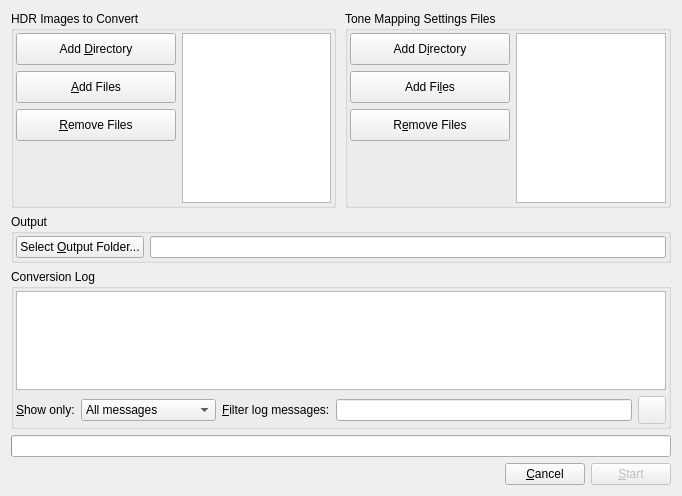
Old version of the form src/BatchTM/BatchTMDialog.ui in the repository LuminanceHDR/LuminanceHDR.
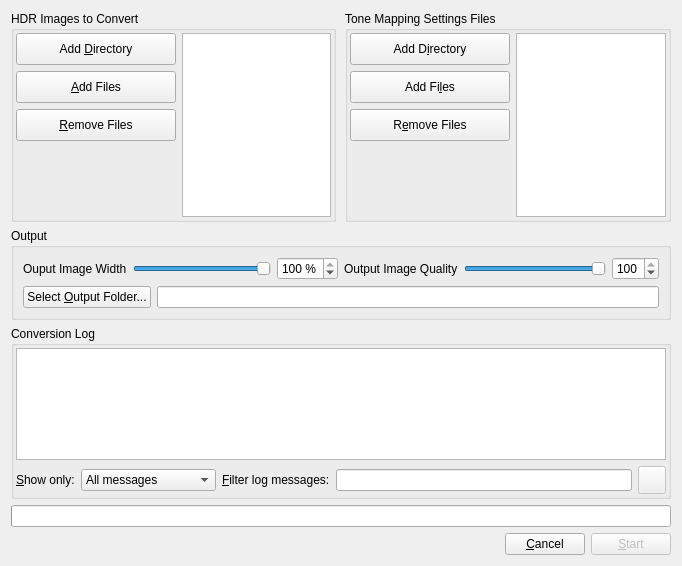
New version of the form. Icons and pictures are not drawn.

Commit message: [BatchTM]: Set image size and quality from GUI. (Sometimes crashes since version 2.1)

What changed in the file:
```diff
--- a/src/BatchTM/BatchTMDialog.ui
+++ b/src/BatchTM/BatchTMDialog.ui
@@ -7,7 +7,7 @@
     <x>0</x>
     <y>0</y>
     <width>682</width>
-    <height>496</height>
+    <height>566</height>
    </rect>
   </property>
   <property name="windowTitle">
@@ -297,23 +297,109 @@
      <property name="title">
       <string>Output</string>
      </property>
-     <layout class="QHBoxLayout" name="_7">
-      <property name="margin">
-       <number>2</number>
-      </property>
-      <item>
-       <widget class="QPushButton" name="out_folder_Button">
-        <property name="text">
-         <string>Select &amp;Output Folder...</string>
-        </property>
-       </widget>
-      </item>
-      <item>
-       <widget class="QLineEdit" name="out_folder_widgets">
-        <property name="readOnly">
-         <bool>true</bool>
-        </property>
-       </widget>
+     <layout class="QGridLayout" name="gridLayout">
+      <item row="0" column="0">
+       <layout class="QVBoxLayout" name="verticalLayout">
+        <item>
+         <layout class="QHBoxLayout" name="horizontalLayout_4">
+          <item>
+           <layout class="QHBoxLayout" name="horizontalLayout_2">
+            <item>
+             <widget class="QLabel" name="label">
+              <property name="text">
+               <string>Ouput Image Width</string>
+              </property>
+             </widget>
+            </item>
+            <item>
+             <widget class="QSlider" name="horizontalSlider_Width">
+              <property name="minimum">
+               <number>1</number>
+              </property>
+              <property name="maximum">
+               <number>100</number>
+              </property>
+              <property name="value">
+               <number>100</number>
+              </property>
+              <property name="orientation">
+               <enum>Qt::Horizontal</enum>
+              </property>
+             </widget>
+            </item>
+            <item>
+             <widget class="QSpinBox" name="spinBox_Width">
+              <property name="suffix">
+               <string> %</string>
+              </property>
+              <property name="minimum">
+               <number>1</number>
+              </property>
+              <property name="maximum">
+               <number>100</number>
+              </property>
+              <property name="value">
+               <number>100</number>
+              </property>
+             </widget>
+            </item>
+           </layout>
+          </item>
+          <item>
+           <layout class="QHBoxLayout" name="horizontalLayout">
+            <item>
+             <widget class="QLabel" name="label_2">
+              <property name="text">
+               <string>Output Image Quality</string>
+              </property>
+             </widget>
+            </item>
+            <item>
+             <widget class="QSlider" name="horizontalSlider_Quality">
+              <property name="maximum">
+               <number>100</number>
+              </property>
+              <property name="value">
+               <number>100</number>
+              </property>
+              <property name="orientation">
+               <enum>Qt::Horizontal</enum>
+              </property>
+             </widget>
+            </item>
+            <item>
+             <widget class="QSpinBox" name="spinBox_Quality">
+              <property name="maximum">
+               <number>100</number>
+              </property>
+              <property name="value">
+               <number>100</number>
+              </property>
+             </widget>
+            </item>
+           </layout>
+          </item>
+         </layout>
+        </item>
+        <item>
+         <layout class="QHBoxLayout" name="horizontalLayout_3">
+          <item>
+           <widget class="QPushButton" name="out_folder_Button">
+            <property name="text">
+             <string>Select &amp;Output Folder...</string>
+            </property>
+           </widget>
+          </item>
+          <item>
+           <widget class="QLineEdit" name="out_folder_widgets">
+            <property name="readOnly">
+             <bool>true</bool>
+            </property>
+           </widget>
+          </item>
+         </layout>
+        </item>
+       </layout>
       </item>
      </layout>
     </widget>
```
Left out of the diff: 83 changed lines with no effect on the pictures. The commit also changes 5 other files.
